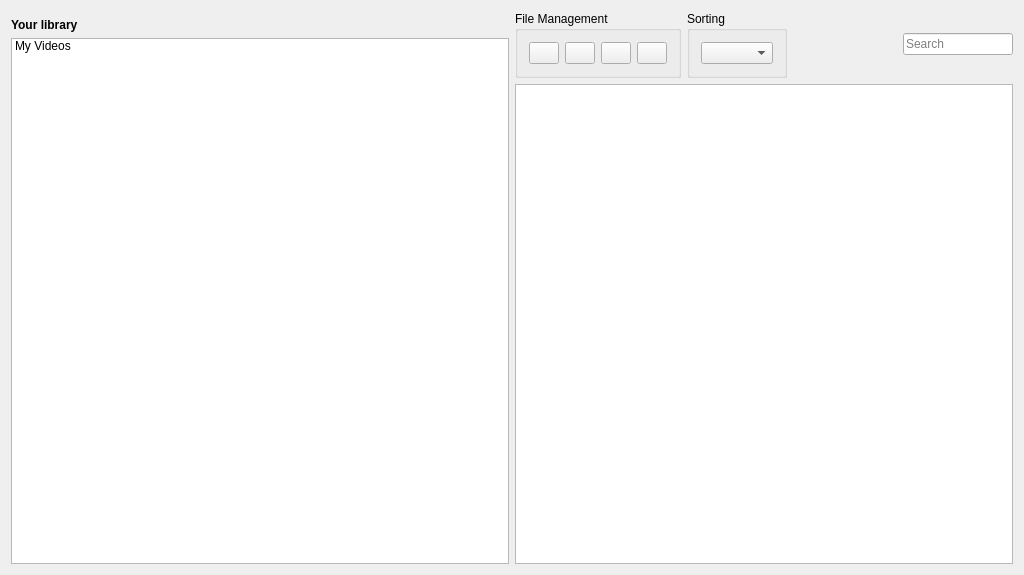
First picture: the form in res/ui/mainwindow.ui, repository alenzeinolov/WolfSuite, before the edit.
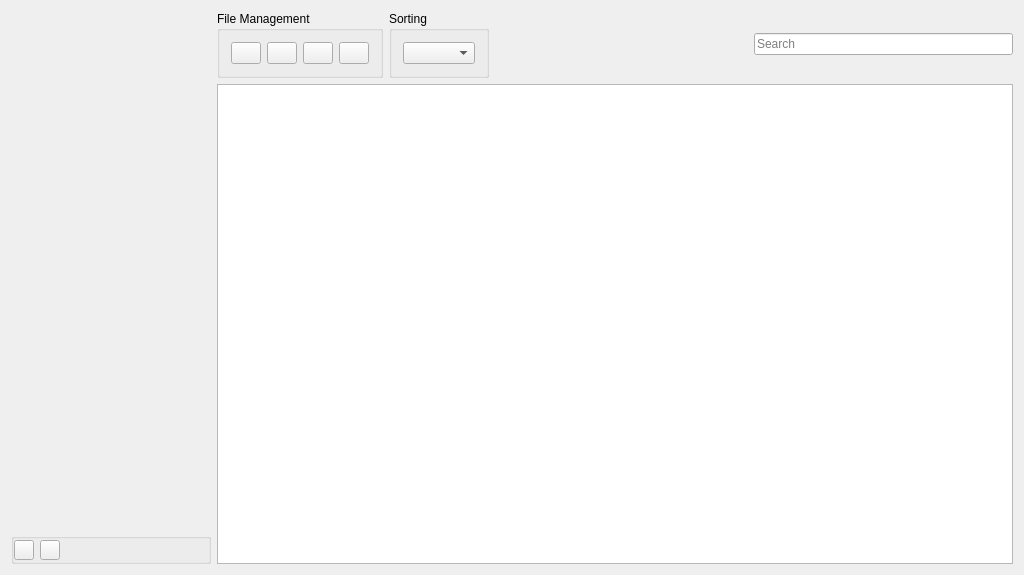
Second picture: the form after the edit. Icons and pictures are not drawn. Custom widgets are drawn as their Qt base class.

Commit message: Implemented playlist functionality

```diff
--- a/res/ui/mainwindow.ui
+++ b/res/ui/mainwindow.ui
@@ -47,35 +47,102 @@
         <item>
          <layout class="QVBoxLayout" name="sidebarLayout">
           <item>
-           <spacer name="verticalSpacer">
-            <property name="orientation">
-             <enum>Qt::Vertical</enum>
-            </property>
-            <property name="sizeType">
-             <enum>QSizePolicy::Preferred</enum>
-            </property>
-            <property name="sizeHint" stdset="0">
-             <size>
-              <width>20</width>
-              <height>7</height>
-             </size>
-            </property>
-           </spacer>
+           <layout class="QHBoxLayout" name="playlistLayout"/>
           </item>
           <item>
-           <widget class="QLabel" name="libraryLabel">
-            <property name="text">
-             <string>&lt;html&gt;&lt;head/&gt;&lt;body&gt;&lt;p&gt;&lt;span style=&quot; font-weight:600;&quot;&gt;Your library&lt;/span&gt;&lt;/p&gt;&lt;/body&gt;&lt;/html&gt;</string>
+           <widget class="QListWidget" name="playlistList">
+            <property name="maximumSize">
+             <size>
+              <width>200</width>
+              <height>16777215</height>
+             </size>
+            </property>
+            <property name="styleSheet">
+             <string notr="true">background-color: transparent;</string>
             </property>
            </widget>
           </item>
           <item>
-           <widget class="QListWidget" name="listWidget">
-            <item>
-             <property name="text">
-              <string>My Videos</string>
+           <widget class="QGroupBox" name="playlistGroup">
+            <property name="maximumSize">
+             <size>
+              <width>200</width>
+              <height>16777215</height>
+             </size>
+            </property>
+            <property name="title">
+             <string/>
+            </property>
+            <layout class="QHBoxLayout" name="horizontalLayout">
+             <property name="spacing">
+              <number>6</number>
              </property>
-            </item>
+             <property name="leftMargin">
+              <number>0</number>
+             </property>
+             <property name="topMargin">
+              <number>0</number>
+             </property>
+             <property name="rightMargin">
+              <number>0</number>
+             </property>
+             <property name="bottomMargin">
+              <number>0</number>
+             </property>
+             <item>
+              <widget class="QPushButton" name="addPlaylistButton">
+               <property name="maximumSize">
+                <size>
+                 <width>20</width>
+                 <height>20</height>
+                </size>
+               </property>
+               <property name="toolTip">
+                <string>Add Playlist</string>
+               </property>
+               <property name="text">
+                <string/>
+               </property>
+               <property name="icon">
+                <iconset resource="mainwindow.qrc">
+                 <normaloff>:/MainWindow/addPlus.png</normaloff>:/MainWindow/addPlus.png</iconset>
+               </property>
+              </widget>
+             </item>
+             <item>
+              <widget class="QPushButton" name="deletePlaylistButton">
+               <property name="maximumSize">
+                <size>
+                 <width>20</width>
+                 <height>20</height>
+                </size>
+               </property>
+               <property name="toolTip">
+                <string>Delete Playlist</string>
+               </property>
+               <property name="text">
+                <string/>
+               </property>
+               <property name="icon">
+                <iconset resource="mainwindow.qrc">
+                 <normaloff>:/MainWindow/deleteMinus.png</normaloff>:/MainWindow/deleteMinus.png</iconset>
+               </property>
+              </widget>
+             </item>
+             <item>
+              <spacer name="horizontalSpacer_2">
+               <property name="orientation">
+                <enum>Qt::Horizontal</enum>
+               </property>
+               <property name="sizeHint" stdset="0">
+                <size>
+                 <width>40</width>
+                 <height>20</height>
+                </size>
+               </property>
+              </spacer>
+             </item>
+            </layout>
            </widget>
           </item>
          </layout>
```
The commit also changes 27 other files.
